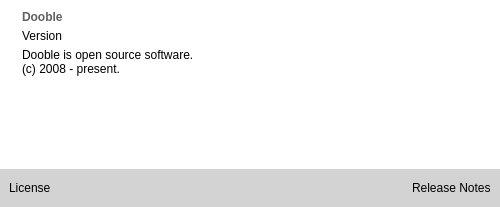
Old version of the form 2.x/UI/dooble_about.ui in the repository textbrowser/dooble.
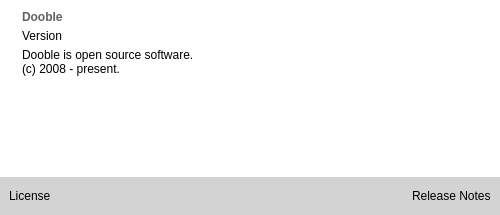
New version of the form. Icons and pictures are not drawn.

Diff of the .ui file:
```diff
--- a/2.x/UI/dooble_about.ui
+++ b/2.x/UI/dooble_about.ui
@@ -7,7 +7,7 @@
     <x>0</x>
     <y>0</y>
     <width>500</width>
-    <height>207</height>
+    <height>215</height>
    </rect>
   </property>
   <property name="windowTitle">
```
